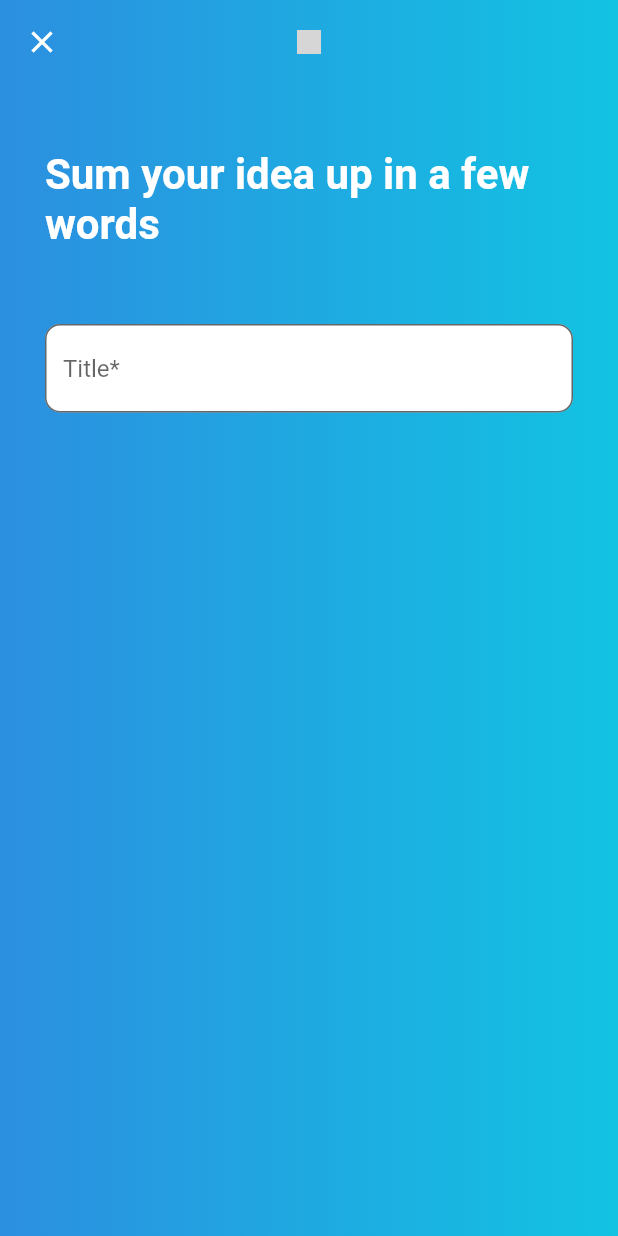
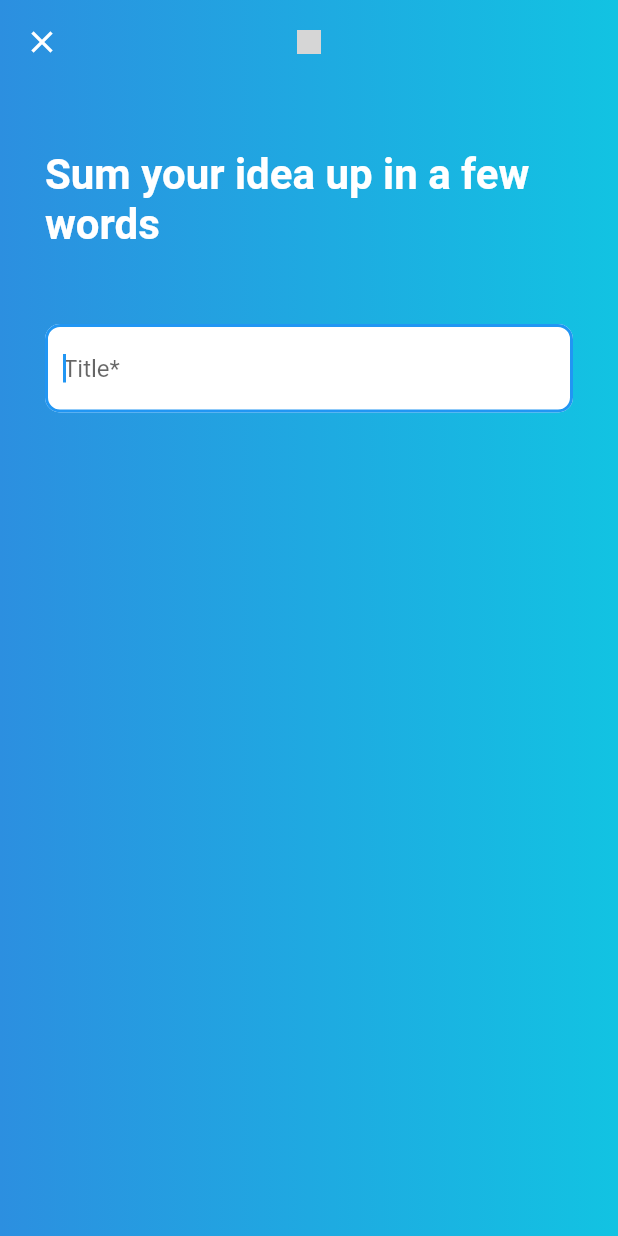
Before and after one commit to tuoku/IdeaBarrel, a Flutter app: the screen it shows after launch, after a tap on the "emoji events" icon, after a tap on the "add" icon, on a phone screen of 412 x 824 dp. Run offline on Flutter 3.47's test engine with Material 2 defaults, Android fonts, the phone set to English and light mode, and no system bars; drawn by our look-alikes of show_up_animation; our stand-ins replace confetti, flutter_dotenv, hex, image_picker, page_view_indicators, swipe_cards; missing offline and left inert: azblob; grey boxes are pictures that could not be loaded.

Commit message:
upload flow nav arrows

```diff
--- a/lib/ui/screens/new_idea_screen.dart
+++ b/lib/ui/screens/new_idea_screen.dart
@@ -83,6 +83,9 @@ class NewIdeaScreenState extends State<NewIdeaScreen> {
     });
   }
 
+  FocusNode descNode = FocusNode();
+  FocusNode titleNode = FocusNode();
+
   List<Widget> generatePages(List<PageModel> pages) {
     return List.generate(pages.length, (i) {
       return Container(
@@ -153,14 +156,53 @@ class NewIdeaScreenState extends State<NewIdeaScreen> {
             },
           ),
         ),
-        body: PageView(
-            physics:
-                BouncingScrollPhysics(parent: AlwaysScrollableScrollPhysics()),
+        body: Stack(
+          children: [
+            PageView(
+                physics: BouncingScrollPhysics(
+                    parent: AlwaysScrollableScrollPhysics()),
                 onPageChanged: (int index) {
+                  setState(() {
                     _currentPageNotifier.value = index;
+                  });
+
                 },
                 controller: _pageController,
-            children: pages));
+                children: pages),
+            Positioned(
+                top: MediaQuery.of(context).size.height / 2,
+                right: 0,
+                child: pages.length-1 > _currentPageNotifier.value
+                    ? IconButton(
+                        onPressed: () {
+                          _pageController.nextPage(duration: Duration(milliseconds: 300),
+                           curve: Curves.easeIn);
+                        },
+                        icon: Icon(
+                          Icons.arrow_forward_ios_rounded,
+                          color: Colors.white,
+                          size: 30,
+                        ),
+                      )
+                    : SizedBox()),
+                    Positioned(
+                top: MediaQuery.of(context).size.height / 2,
+                left: 0,
+                child: _currentPageNotifier.value != 0
+                    ? IconButton(
+                        onPressed: () {
+                          _pageController.previousPage(duration: Duration(milliseconds: 300),
+                           curve: Curves.easeIn);
+                        },
+                        icon: Icon(
+                          Icons.arrow_back_ios_rounded,
+                          color: Colors.white,
+                          size: 30,
+                        ),
+                      )
+                    : SizedBox())
+          ],
+        ));
   }
 
   @override
@@ -176,7 +218,7 @@ class NewIdeaScreenState extends State<NewIdeaScreen> {
           "Add some photos (optional)",
           style: titleStyle,
         ),
-        children: List.generate(maxImgs - 1, (i) {
+        children: List.generate(maxImgs, (i) {
           return StatefulBuilder(builder: ((context, setState) {
             return imgs.values.toList().length > i
                 ? Card(
@@ -307,7 +349,7 @@ class NewIdeaScreenState extends State<NewIdeaScreen> {
                           }
                           if (!checkboxValues.values.contains(true) &&
                               pages.length >= 4) {
-                            removePageRange(3, pages.length );
+                            removePageRange(3, pages.length);
                           }
                         });
                       },
@@ -322,20 +364,25 @@ class NewIdeaScreenState extends State<NewIdeaScreen> {
           ),
           children: [
             TextField(
+              focusNode: descNode,
+              onSubmitted: (value) => _pageController.nextPage(
+                  duration: Duration(milliseconds: 300),
+                  curve: Curves.easeIn),
+              autofocus: true,
               onChanged: (value) {
                 if (value.isNotEmpty && pages.length == 2) {
                   updatePages(generatePages([deptPage]).first);
-                  if(checkboxValues.containsValue(true)) {
+                  if (checkboxValues.containsValue(true)) {
                     updatePages(generatePages([photosPage]).first);
                     updatePages(generatePages([submitPage]).first);
                   }
                 }
                 if (value.isEmpty && pages.length >= 3) {
-                  removePageRange(2, pages.length );
+                  removePageRange(2, pages.length);
                 }
               },
               controller: descController,
-              maxLines: 10,
+              maxLines: 8,
               decoration: InputDecoration(
                 hintText: "Description*",
                 fillColor: Colors.white,
@@ -353,25 +400,31 @@ class NewIdeaScreenState extends State<NewIdeaScreen> {
           ),
           children: [
             TextField(
+              focusNode: titleNode,
+              autofocus: true,
               onChanged: (value) {
                 if (value.isNotEmpty && pages.length == 1) {
                   updatePages(generatePages([descPage]).first);
-                  if(descController.text.isNotEmpty) {
+                  if (descController.text.isNotEmpty) {
                     updatePages(generatePages([deptPage]).first);
-                    if(checkboxValues.containsValue(true)) {
+                    if (checkboxValues.containsValue(true)) {
                       updatePages(generatePages([photosPage]).first);
                       updatePages(generatePages([submitPage]).first);
                     }
                   }
-
                 }
                 if (value.isEmpty && pages.length >= 2) {
-                  removePageRange(1, pages.length );
+                  removePageRange(1, pages.length);
                 }
               },
-              onSubmitted: (value) => _pageController.nextPage(
+              onSubmitted: (value) {
+
+                _pageController.nextPage(
                   duration: Duration(milliseconds: 300),
-                  curve: Curves.bounceIn),
+                  curve: Curves.easeIn);
+                  FocusScope.of(context).requestFocus(descNode);
+
+              } ,
               controller: titleController,
               decoration: InputDecoration(
                 hintText: "Title*",
```
Lines whose indentation alone changed are shown as unchanged.
